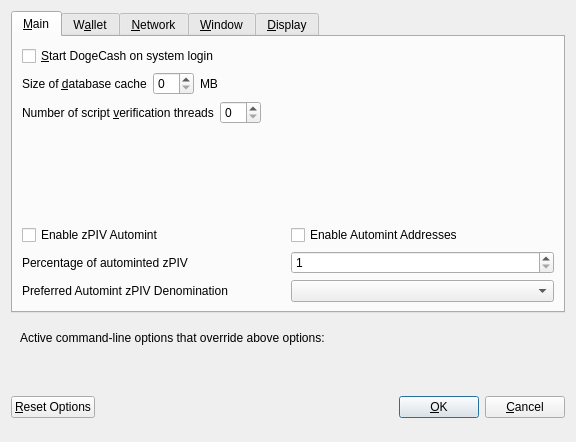
Qt form src/qt/forms/optionsdialog.ui (dogecash/dogecash-old) before a commit.
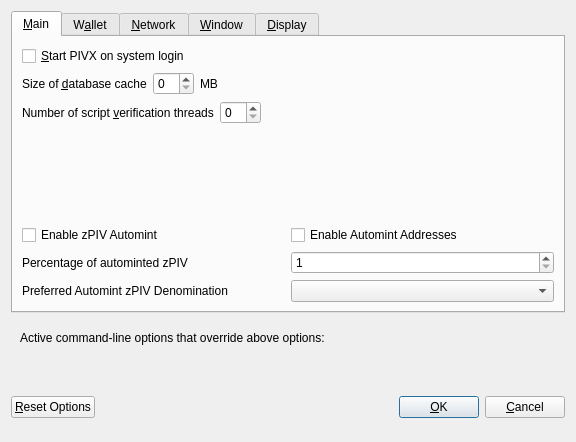
The same form after that commit. Custom widgets are drawn as their Qt base class.

Diff of the .ui file:
```diff
--- a/src/qt/forms/optionsdialog.ui
+++ b/src/qt/forms/optionsdialog.ui
@@ -33,7 +33,7 @@
           <string>Automatically start DogeCash after logging in to the system.</string>
          </property>
          <property name="text">
-          <string>&amp;Start DogeCash on system login</string>
+          <string>&amp;Start PIVX on system login</string>
          </property>
         </widget>
        </item>
```
Left out of the diff: 16 changed lines with no effect on the pictures.
